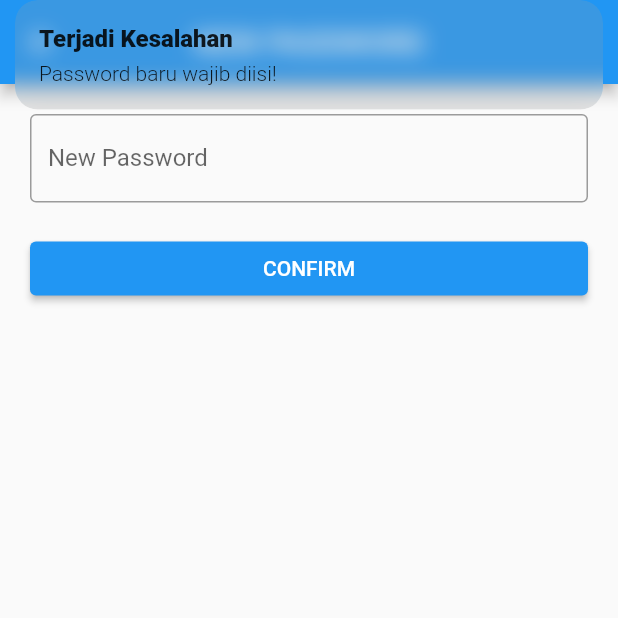
After one commit to tadin-project/flutter-presence, a Flutter app: the NewPasswordView screen opened by its route, after a tap on "CONFIRM", on a phone screen of 412 x 824 dp, the top half of it. The commit adds this screen. Run offline on Flutter 3.47's test engine with Material 2 defaults, Android fonts, the phone set to English and light mode, and no system bars; our stand-ins replace cloud_firestore, firebase_auth, firebase_core, get; accounts and stored records are empty; generated files the repository leaves out were written again.

Commit message:
fitur new password selesai

```diff
--- a/lib/app/modules/add_pegawai/controllers/add_pegawai_controller.dart
+++ b/lib/app/modules/add_pegawai/controllers/add_pegawai_controller.dart
@@ -31,6 +31,8 @@ class AddPegawaiController extends GetxController {
             "uid": uid,
             "createdAt": DateTime.now().toIso8601String(),
           });
+
+          await userCredential.user!.sendEmailVerification();
         }
       } on FirebaseAuthException catch (e) {
         String errMessage = "Error add pegawai!";
--- a/lib/app/modules/add_pegawai/views/add_pegawai_view.dart
+++ b/lib/app/modules/add_pegawai/views/add_pegawai_view.dart
@@ -17,6 +17,7 @@ class AddPegawaiView extends GetView<AddPegawaiController> {
         padding: const EdgeInsets.all(20),
         children: [
           TextField(
+            autocorrect: false,
             controller: controller.nipC,
             decoration: const InputDecoration(
               labelText: "NIP",
@@ -25,6 +26,7 @@ class AddPegawaiView extends GetView<AddPegawaiController> {
           ),
           const SizedBox(height: 20),
           TextField(
+            autocorrect: false,
             controller: controller.nameC,
             decoration: const InputDecoration(
               labelText: "Name",
@@ -33,6 +35,7 @@ class AddPegawaiView extends GetView<AddPegawaiController> {
           ),
           const SizedBox(height: 20),
           TextField(
+            autocorrect: false,
             controller: controller.emailC,
             decoration: const InputDecoration(
               labelText: "Email",
--- a/lib/app/modules/login/views/login_view.dart
+++ b/lib/app/modules/login/views/login_view.dart
@@ -17,6 +17,7 @@ class LoginView extends GetView<LoginController> {
         padding: const EdgeInsets.all(20),
         children: [
           TextField(
+            autocorrect: false,
             controller: controller.emailC,
             decoration: const InputDecoration(
               labelText: "Email",
@@ -27,6 +28,7 @@ class LoginView extends GetView<LoginController> {
             height: 20,
           ),
           TextField(
+            autocorrect: false,
             controller: controller.passC,
             obscureText: true,
             decoration: const InputDecoration(
--- /dev/null
+++ b/lib/app/modules/new_password/bindings/new_password_binding.dart
@@ -0,0 +1,12 @@
+import 'package:get/get.dart';
+
+import '../controllers/new_password_controller.dart';
+
+class NewPasswordBinding extends Bindings {
+  @override
+  void dependencies() {
+    Get.lazyPut<NewPasswordController>(
+      () => NewPasswordController(),
+    );
+  }
+}
--- /dev/null
+++ b/lib/app/modules/new_password/controllers/new_password_controller.dart
@@ -0,0 +1,43 @@
+import 'package:firebase_auth/firebase_auth.dart';
+import 'package:flutter/material.dart';
+import 'package:get/get.dart';
+import 'package:presence/app/routes/app_pages.dart';
+
+class NewPasswordController extends GetxController {
+  TextEditingController newPassC = TextEditingController();
+  FirebaseAuth auth = FirebaseAuth.instance;
+
+  void newPassword() async {
+    if (newPassC.text.isNotEmpty) {
+      if (newPassC.text != "password") {
+        try {
+          await auth.currentUser!.updatePassword(newPassC.text);
+          String email = auth.currentUser!.email!;
+          await auth.signOut();
+          await auth.signInWithEmailAndPassword(
+            email: email,
+            password: newPassC.text,
+          );
+          Get.offAllNamed(Routes.HOME);
+        } on FirebaseAuthException catch (e) {
+          Get.snackbar(
+            "Terjadi Kesalahan",
+            e.message.toString(),
+          );
+        } catch (e) {
+          Get.snackbar(
+            "Terjadi Kesalahan",
+            "New Password Error",
+          );
+        }
+      } else {
+        Get.snackbar(
+          "Terjadi Kesalahan",
+          "Password baru harus diubah, jangan 'password' kembali!",
+        );
+      }
+    } else {
+      Get.snackbar("Terjadi Kesalahan", "Password baru wajib diisi!");
+    }
+  }
+}
--- /dev/null
+++ b/lib/app/modules/new_password/views/new_password_view.dart
@@ -0,0 +1,41 @@
+import 'package:flutter/material.dart';
+
+import 'package:get/get.dart';
+
+import '../controllers/new_password_controller.dart';
+
+class NewPasswordView extends GetView<NewPasswordController> {
+  const NewPasswordView({Key? key}) : super(key: key);
+  @override
+  Widget build(BuildContext context) {
+    return Scaffold(
+      appBar: AppBar(
+        title: const Text('NEW PASSWORD'),
+        centerTitle: true,
+      ),
+      body: ListView(
+        padding: const EdgeInsets.all(20),
+        children: [
+          TextField(
+            autocorrect: false,
+            obscureText: true,
+            decoration: const InputDecoration(
+              labelText: "New Password",
+              border: OutlineInputBorder(),
+            ),
+            controller: controller.newPassC,
+          ),
+          const SizedBox(
+            height: 20,
+          ),
+          ElevatedButton(
+            onPressed: () {
+              controller.newPassword();
+            },
+            child: const Text("CONFIRM"),
+          ),
+        ],
+      ),
+    );
+  }
+}
--- a/lib/app/routes/app_pages.dart
+++ b/lib/app/routes/app_pages.dart
@@ -6,6 +6,8 @@ import '../modules/home/bindings/home_binding.dart';
 import '../modules/home/views/home_view.dart';
 import '../modules/login/bindings/login_binding.dart';
 import '../modules/login/views/login_view.dart';
+import '../modules/new_password/bindings/new_password_binding.dart';
+import '../modules/new_password/views/new_password_view.dart';
 
 // ignore_for_file: constant_identifier_names
 
@@ -32,5 +34,10 @@ class AppPages {
       page: () => const LoginView(),
       binding: LoginBinding(),
     ),
+    GetPage(
+      name: _Paths.NEW_PASSWORD,
+      page: () => const NewPasswordView(),
+      binding: NewPasswordBinding(),
+    ),
   ];
 }
--- a/lib/app/routes/app_routes.dart
+++ b/lib/app/routes/app_routes.dart
@@ -8,6 +8,7 @@ abstract class Routes {
   static const HOME = _Paths.HOME;
   static const ADD_PEGAWAI = _Paths.ADD_PEGAWAI;
   static const LOGIN = _Paths.LOGIN;
+  static const NEW_PASSWORD = _Paths.NEW_PASSWORD;
 }
 
 abstract class _Paths {
@@ -15,4 +16,5 @@ abstract class _Paths {
   static const HOME = '/home';
   static const ADD_PEGAWAI = '/add-pegawai';
   static const LOGIN = '/login';
+  static const NEW_PASSWORD = '/new-password';
 }
```
Also changed, not shown: lib/app/modules/login/controllers/login_controller.dart (+29 -1 lines).
